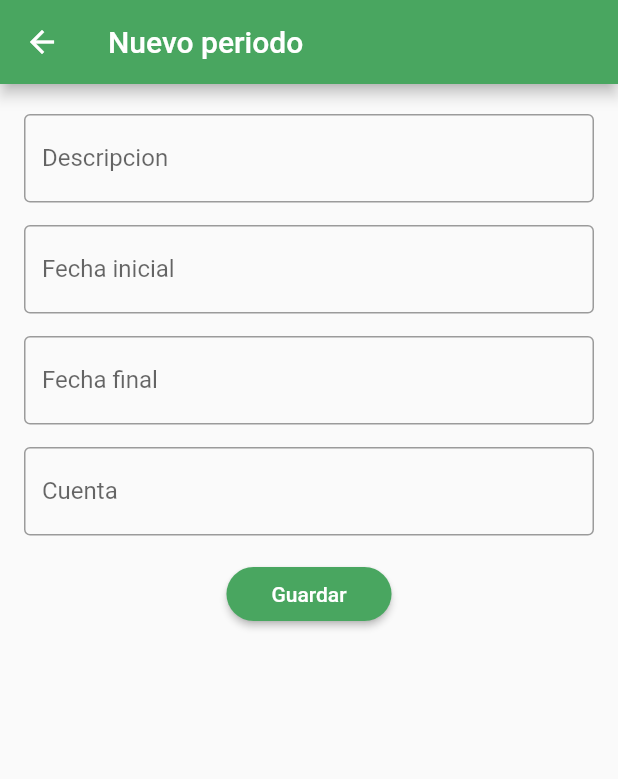
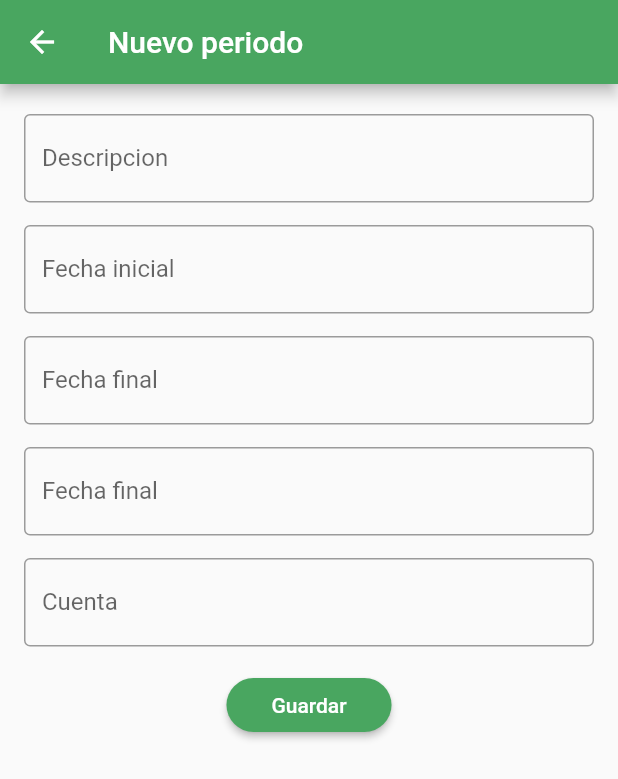
Before and after one commit to checomperez31/expense_manager_app, a Flutter app: the PeriodFormScreen screen opened by its route, on a phone screen of 412 x 824 dp. Shown: the top 779 px of the screen. Run offline on Flutter 3.47's test engine with Material 2 defaults, Android fonts, the phone set to English and light mode, and no system bars.

Commit message:
Start of date input

```diff
--- a/lib/models/account-type-model/account-type.dart
+++ b/lib/models/account-type-model/account-type.dart
@@ -4,11 +4,10 @@ import 'dart:typed_data';
 import 'package:expensemanager/models/catalog.dart';
 
 class AccountType extends Catalog {
-  @override
-  final int id;
+  int? id;
 
   @override
-  final String description;
+  String? description;
 
   AccountType({required this.id, required this.description});
 
@@ -16,6 +15,9 @@ class AccountType extends Catalog {
     'id': id,
     'description': description,
   };
+
+  @override
+  int? get identifier => id;
 
   factory AccountType.fromMap(Map<String, dynamic> json) => AccountType(
     id: json['id'],
--- a/lib/models/account/account.dart
+++ b/lib/models/account/account.dart
@@ -2,13 +2,28 @@ import 'dart:convert';
 import 'dart:typed_data';
 
 import 'package:expensemanager/models/account-type-model/account-type-model.dart';
+import 'package:expensemanager/models/catalog.dart';
 
-class Account {
+class Account implements Catalog {
   String? id;
   String? name;
   AccountType? type;
 
   Account({this.id, this.name, this.type});
+
+  Map<String, dynamic> toMap() => {
+    'id': id,
+    'name': name,
+    'type': type?.toMap()
+  };
+
+  String toJson() => json.encode( toMap() );
+
+  @override
+  String? get identifier => id;
+
+  @override
+  String? get description => name;
 
   factory Account.fromMap(Map<String, dynamic> json) => Account(
     id: json['id'],
@@ -18,14 +33,6 @@ class Account {
 
   factory Account.fromJson(String str) => Account.fromMap( json.decode( str ) );
 
-  Map<String, dynamic> toMap() => {
-    'id': id,
-    'name': name,
-    'type': type?.toMap()
-  };
-
-  String toJson() => json.encode( toMap() );
-
   static List<Account> decodeListFromString(Uint8List bytes) {
     return listFromString( utf8.decode( bytes ) );
   }
--- a/lib/models/catalog.dart
+++ b/lib/models/catalog.dart
@@ -1,4 +1,4 @@
 abstract class Catalog {
-  dynamic get id;
+  dynamic get identifier;
   dynamic get description;
 }
--- a/lib/screens/account-form-provider.dart
+++ b/lib/screens/account-form-provider.dart
@@ -29,9 +29,7 @@ class AccountFormProvider extends ChangeNotifier {
   }
 
   save() async {
-    print( _entity.toMap() );
     final service = AccountService();
     final res = await service.create( _entity );
-    print( res );
   }
 }
--- a/lib/screens/period-form-screen.dart
+++ b/lib/screens/period-form-screen.dart
@@ -1,3 +1,8 @@
+import 'package:expensemanager/models/account/account-service.dart';
+import 'package:expensemanager/models/account/account.dart';
+import 'package:expensemanager/utils/input-decoration.dart';
+import 'package:expensemanager/widgets/selector-input.dart';
+import 'package:expensemanager/widgets/widgets.dart';
 import 'package:flutter/material.dart';
 
 class PeriodFormScreen extends StatelessWidget {
@@ -42,12 +47,13 @@ class PeriodFormScreen extends StatelessWidget {
                         ),
                       ),
                       const SizedBox(height: 15),
-                      TextFormField(
-                        decoration: const InputDecoration(
-                            labelText: 'Cuenta',
-                            border: OutlineInputBorder(),
-                            hintText: 'Cuenta'
-                        ),
+                      DateInput(
+                        decoration: InputDecorationUtils.getDefault(label: 'Fecha final'),
+                      ),
+                      const SizedBox(height: 15),
+                      SelectorInput<Account>(
+                        fetchData: AccountService().getList,
+                        decoration: InputDecorationUtils.getDefault(label: 'Cuenta'),
                       ),
                       const SizedBox(height: 15),
                       Row(
--- /dev/null
+++ b/lib/widgets/date-input.dart
@@ -0,0 +1,41 @@
+import 'package:expensemanager/utils/always-disabled-focus-node.dart';
+import 'package:flutter/material.dart';
+import 'package:intl/intl.dart';
+
+class DateInput extends StatefulWidget {
+  final InputDecoration decoration;
+  const DateInput({
+    Key? key,
+    this.decoration = const InputDecoration()
+  }) : super(key: key);
+
+  @override
+  State<DateInput> createState() => _DateInputState();
+}
+
+class _DateInputState extends State<DateInput> {
+  TextEditingController controller = TextEditingController();
+
+  @override
+  Widget build(BuildContext context) {
+    return TextFormField(
+      controller: controller,
+      decoration: widget.decoration,
+      focusNode: AlwaysDisabledFocusNode(),
+      onTap: () => showDateDialog( context ),
+    );
+  }
+
+  showDateDialog(BuildContext context) {
+    showDatePicker(
+      context: context,
+      initialDate: DateTime.now(),
+      firstDate: DateTime.now(),
+      lastDate: DateTime.now()
+    ).then((value) {
+      if ( value != null ) {
+        controller.text = DateFormat('dd/MM/yyyy').format(value);
+      }
+    });
+  }
+}
--- a/lib/widgets/select-dialog.dart
+++ b/lib/widgets/select-dialog.dart
@@ -24,7 +24,11 @@ class _SelectDialogState<X extends Catalog> extends State<SelectDialog<X>> {
         title: Text(widget.title),
       ),
       body: RefreshIndicator(
-        onRefresh: () async {},
+        onRefresh: () async {
+          fetchData().then((value) {
+            setState(() => elements = value);
+          });
+        },
         child: ListView(
           children: elements.map((e) => ListTile(
             onTap: () => Navigator.of(context).pop( e ),
--- a/lib/widgets/widgets.dart
+++ b/lib/widgets/widgets.dart
@@ -1,4 +1,5 @@
 export 'bottom-bar-button.dart';
 export 'bottom-bar-options.dart';
+export 'date-input.dart';
 export 'select-dialog.dart';
 export 'selector-input.dart';
--- a/pubspec.yaml
+++ b/pubspec.yaml
@@ -35,6 +35,7 @@ dependencies:
   # Use with the CupertinoIcons class for iOS style icons.
   cupertino_icons: ^1.0.2
   http: 0.13.5
+  intl: ^0.17.0
   provider: ^6.0.4
 
 dev_dependencies:
```
Also changed, not shown: pubspec.lock.
